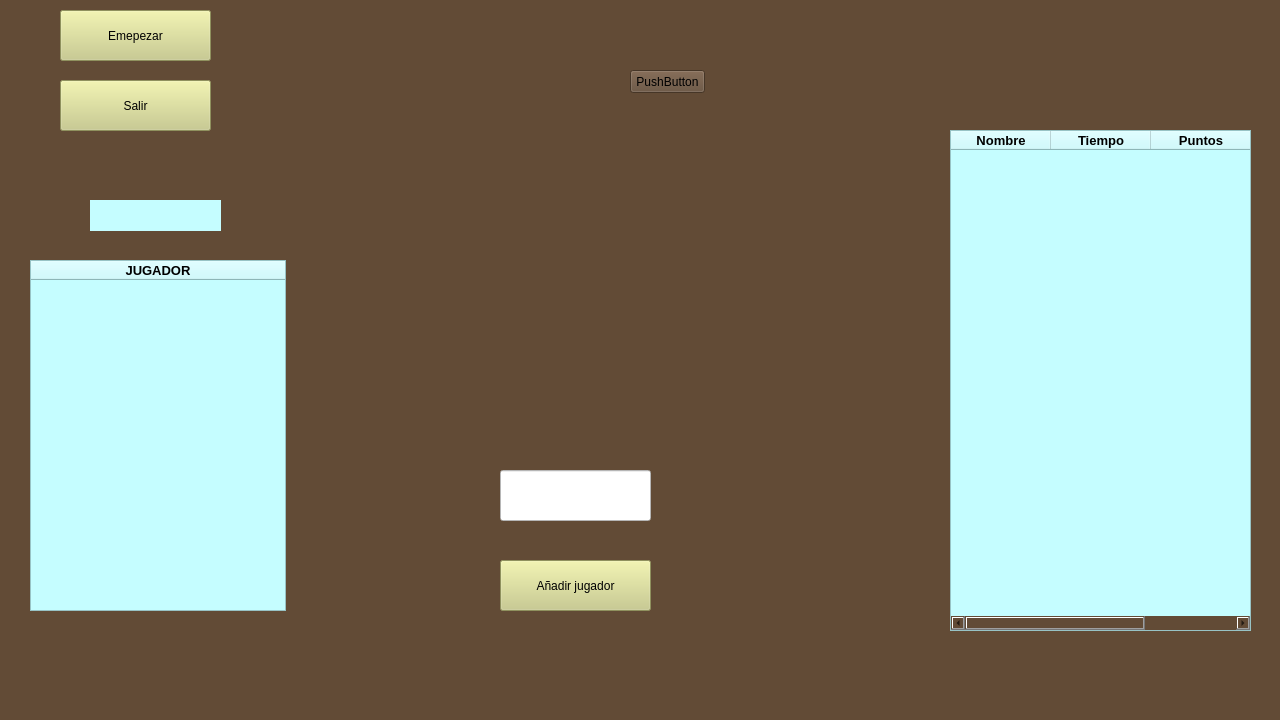
The window that MainWindow.ui (samuelvila/JuegoPython) describes before a commit, drawn with Qt 5.
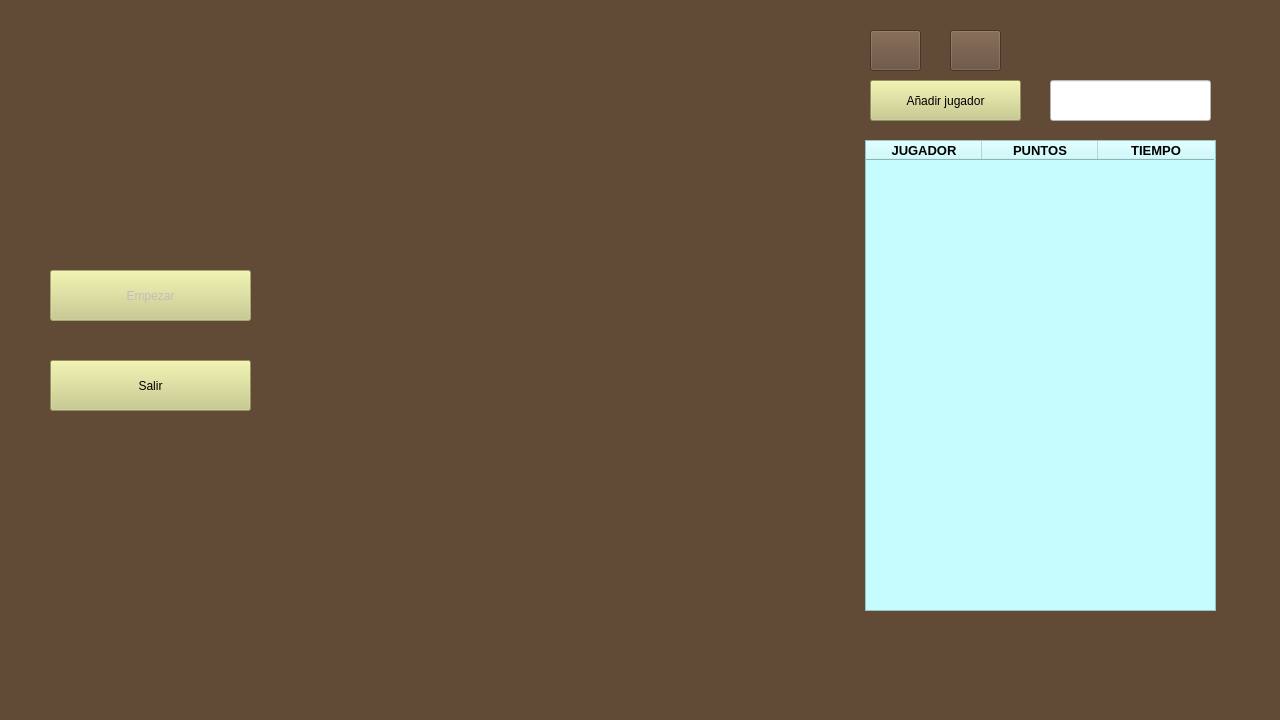
The same window after the commit. Icons and pictures are not drawn.

What changed in the file:
```diff
--- a/MainWindow.ui
+++ b/MainWindow.ui
@@ -17,89 +17,13 @@
    <string notr="true">background-color: rgb(98, 75, 54);</string>
   </property>
   <widget class="QWidget" name="centralwidget">
-   <widget class="QTableWidget" name="tablaTop">
-    <property name="geometry">
-     <rect>
-      <x>950</x>
-      <y>130</y>
-      <width>301</width>
-      <height>501</height>
-     </rect>
-    </property>
-    <property name="styleSheet">
-     <string notr="true">background-color: rgb(197, 253, 255);</string>
-    </property>
-    <property name="autoScroll">
-     <bool>true</bool>
-    </property>
-    <property name="showDropIndicator" stdset="0">
-     <bool>true</bool>
-    </property>
-    <property name="showGrid">
-     <bool>true</bool>
-    </property>
-    <property name="wordWrap">
-     <bool>true</bool>
-    </property>
-    <attribute name="horizontalHeaderVisible">
-     <bool>true</bool>
-    </attribute>
-    <attribute name="horizontalHeaderCascadingSectionResizes">
-     <bool>false</bool>
-    </attribute>
-    <column>
-     <property name="text">
-      <string>Nombre</string>
-     </property>
-     <property name="font">
-      <font>
-       <pointsize>10</pointsize>
-       <weight>75</weight>
-       <bold>true</bold>
-      </font>
-     </property>
-     <property name="textAlignment">
-      <set>AlignCenter</set>
-     </property>
-    </column>
-    <column>
-     <property name="text">
-      <string>Tiempo</string>
-     </property>
-     <property name="font">
-      <font>
-       <pointsize>10</pointsize>
-       <weight>75</weight>
-       <bold>true</bold>
-      </font>
-     </property>
-     <property name="textAlignment">
-      <set>AlignCenter</set>
-     </property>
-    </column>
-    <column>
-     <property name="text">
-      <string>Puntos</string>
-     </property>
-     <property name="font">
-      <font>
-       <pointsize>10</pointsize>
-       <weight>75</weight>
-       <bold>true</bold>
-      </font>
-     </property>
-     <property name="textAlignment">
-      <set>AlignCenter</set>
-     </property>
-    </column>
-   </widget>
    <widget class="QTableWidget" name="tablaJugadores">
     <property name="geometry">
      <rect>
-      <x>30</x>
-      <y>260</y>
-      <width>256</width>
-      <height>351</height>
+      <x>865</x>
+      <y>140</y>
+      <width>351</width>
+      <height>471</height>
      </rect>
     </property>
     <property name="layoutDirection">
@@ -109,7 +33,7 @@
      <string notr="true">background-color: rgb(197, 253, 255);</string>
     </property>
     <attribute name="horizontalHeaderDefaultSectionSize">
-     <number>254</number>
+     <number>116</number>
     </attribute>
     <column>
      <property name="text">
@@ -126,33 +50,66 @@
       <set>AlignCenter</set>
      </property>
     </column>
+    <column>
+     <property name="text">
+      <string>PUNTOS</string>
+     </property>
+     <property name="font">
+      <font>
+       <pointsize>10</pointsize>
+       <weight>75</weight>
+       <bold>true</bold>
+      </font>
+     </property>
+     <property name="textAlignment">
+      <set>AlignCenter</set>
+     </property>
+    </column>
+    <column>
+     <property name="text">
+      <string>TIEMPO</string>
+     </property>
+     <property name="font">
+      <font>
+       <pointsize>10</pointsize>
+       <weight>75</weight>
+       <bold>true</bold>
+      </font>
+     </property>
+     <property name="textAlignment">
+      <set>AlignCenter</set>
+     </property>
+    </column>
    </widget>
    <widget class="QLabel" name="lblJugador">
     <property name="geometry">
      <rect>
-      <x>90</x>
-      <y>200</y>
-      <width>131</width>
-      <height>31</height>
+      <x>290</x>
+      <y>50</y>
+      <width>371</width>
+      <height>61</height>
      </rect>
     </property>
     <property name="styleSheet">
-     <string notr="true">background-color: rgb(197, 253, 255);</string>
+     <string notr="true">background-color: rgba(255, 0, 0, 0);</string>
     </property>
     <property name="text">
-     <string>&lt;html&gt;&lt;head/&gt;&lt;body&gt;&lt;p align=&quot;center&quot;&gt;&lt;br/&gt;&lt;/p&gt;&lt;/body&gt;&lt;/html&gt;</string>
+     <string>&lt;html&gt;&lt;head/&gt;&lt;body&gt;&lt;p&gt;&lt;br/&gt;&lt;/p&gt;&lt;/body&gt;&lt;/html&gt;</string>
     </property>
     <property name="alignment">
-     <set>Qt::AlignCenter</set>
+     <set>Qt::AlignLeading|Qt::AlignLeft|Qt::AlignVCenter</set>
     </property>
    </widget>
    <widget class="QPushButton" name="btnCargarJugador">
+    <property name="enabled">
+     <bool>true</bool>
+    </property>
     <property name="geometry">
      <rect>
-      <x>500</x>
-      <y>560</y>
+      <x>870</x>
+      <y>80</y>
       <width>151</width>
-      <height>51</height>
+      <height>41</height>
      </rect>
     </property>
     <property name="styleSheet">
@@ -165,10 +122,10 @@
    <widget class="QLineEdit" name="editNombre">
     <property name="geometry">
      <rect>
-      <x>500</x>
-      <y>470</y>
-      <width>151</width>
-      <height>51</height>
+      <x>1050</x>
+      <y>80</y>
+      <width>161</width>
+      <height>41</height>
      </rect>
     </property>
     <property name="styleSheet">
@@ -178,9 +135,9 @@
    <widget class="QPushButton" name="btnSalir">
     <property name="geometry">
      <rect>
-      <x>60</x>
-      <y>80</y>
-      <width>151</width>
+      <x>50</x>
+      <y>360</y>
+      <width>201</width>
       <height>51</height>
      </rect>
     </property>
@@ -192,11 +149,14 @@
     </property>
    </widget>
    <widget class="QPushButton" name="btnEmpezar">
+    <property name="enabled">
+     <bool>false</bool>
+    </property>
     <property name="geometry">
      <rect>
-      <x>60</x>
-      <y>10</y>
-      <width>151</width>
+      <x>50</x>
+      <y>270</y>
+      <width>201</width>
       <height>51</height>
      </rect>
     </property>
@@ -204,20 +164,87 @@
      <string notr="true">background-color: rgb(200, 203, 131);</string>
     </property>
     <property name="text">
-     <string>Emepezar</string>
+     <string>Empezar</string>
     </property>
+    <property name="checkable">
+     <bool>false</bool>
+    </property>
+    <property name="autoExclusive">
+     <bool>false</bool>
+    </property>
+    <property name="autoDefault">
+     <bool>false</bool>
+    </property>
+    <property name="default">
+     <bool>false</bool>
+    </property>
+    <property name="flat">
+     <bool>false</bool>
+    </property>
    </widget>
-   <widget class="QPushButton" name="btnBorrar">
+   <widget class="QLabel" name="label">
     <property name="geometry">
      <rect>
-      <x>630</x>
-      <y>70</y>
-      <width>75</width>
-      <height>23</height>
+      <x>30</x>
+      <y>40</y>
+      <width>231</width>
+      <height>161</height>
      </rect>
     </property>
     <property name="text">
-     <string>PushButton</string>
+     <string/>
+    </property>
+    <property name="pixmap">
+     <pixmap resource="img/diamond.qrc">:/diamond/bfiamond.png</pixmap>
+    </property>
+   </widget>
+   <widget class="QPushButton" name="btnBuscar">
+    <property name="geometry">
+     <rect>
+      <x>950</x>
+      <y>30</y>
+      <width>51</width>
+      <height>41</height>
+     </rect>
+    </property>
+    <property name="styleSheet">
+     <string notr="true"/>
+    </property>
+    <property name="text">
+     <string/>
+    </property>
+    <property name="icon">
+     <iconset resource="img/lupa.qrc">
+      <normaloff>:/lupa/lupa.png</normaloff>:/lupa/lupa.png</iconset>
+    </property>
+    <property name="iconSize">
+     <size>
+      <width>32</width>
+      <height>32</height>
+     </size>
+    </property>
+   </widget>
+   <widget class="QPushButton" name="btnRecargar">
+    <property name="geometry">
+     <rect>
+      <x>870</x>
+      <y>30</y>
+      <width>51</width>
+      <height>41</height>
+     </rect>
+    </property>
+    <property name="text">
+     <string/>
+    </property>
+    <property name="icon">
+     <iconset resource="img/recargar.qrc">
+      <normaloff>:/recargar/recargar.png</normaloff>:/recargar/recargar.png</iconset>
+    </property>
+    <property name="iconSize">
+     <size>
+      <width>32</width>
+      <height>32</height>
+     </size>
     </property>
    </widget>
   </widget>
```
Left out of the diff: 12 changed lines with no effect on the pictures.
